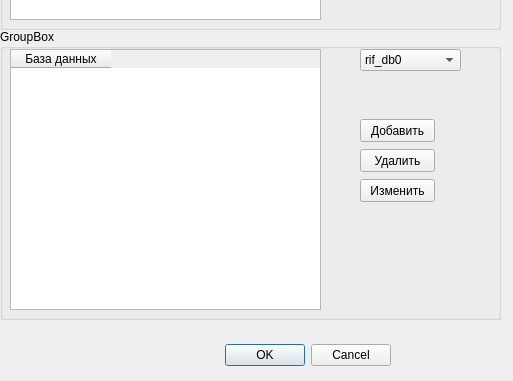
Before: the Qt Designer form m_cfg/dbform.ui in xXRadioHeadXx/start7, drawn with Qt 5; both pictures show x 0 to 513 and y 261 to 642 of the 513 by 642 pixel window.
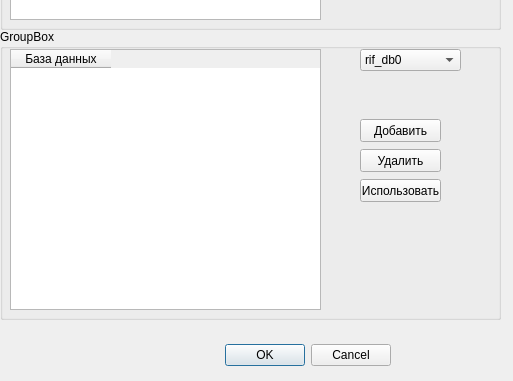
After: the same form once the commit is applied.

The edit to the form file:
```diff
--- a/m_cfg/dbform.ui
+++ b/m_cfg/dbform.ui
@@ -123,12 +123,12 @@
      <rect>
       <x>360</x>
       <y>150</y>
-      <width>75</width>
+      <width>81</width>
       <height>23</height>
      </rect>
     </property>
     <property name="text">
-     <string>Изменить</string>
+     <string>Использовать</string>
     </property>
    </widget>
    <widget class="QPushButton" name="pushButton_4">
@@ -136,7 +136,7 @@
      <rect>
       <x>360</x>
       <y>90</y>
-      <width>75</width>
+      <width>81</width>
       <height>23</height>
      </rect>
     </property>
@@ -149,7 +149,7 @@
      <rect>
       <x>360</x>
       <y>120</y>
-      <width>75</width>
+      <width>81</width>
       <height>23</height>
      </rect>
     </property>
```
Left out of the diff: 6 changed lines with no effect on the pictures.
